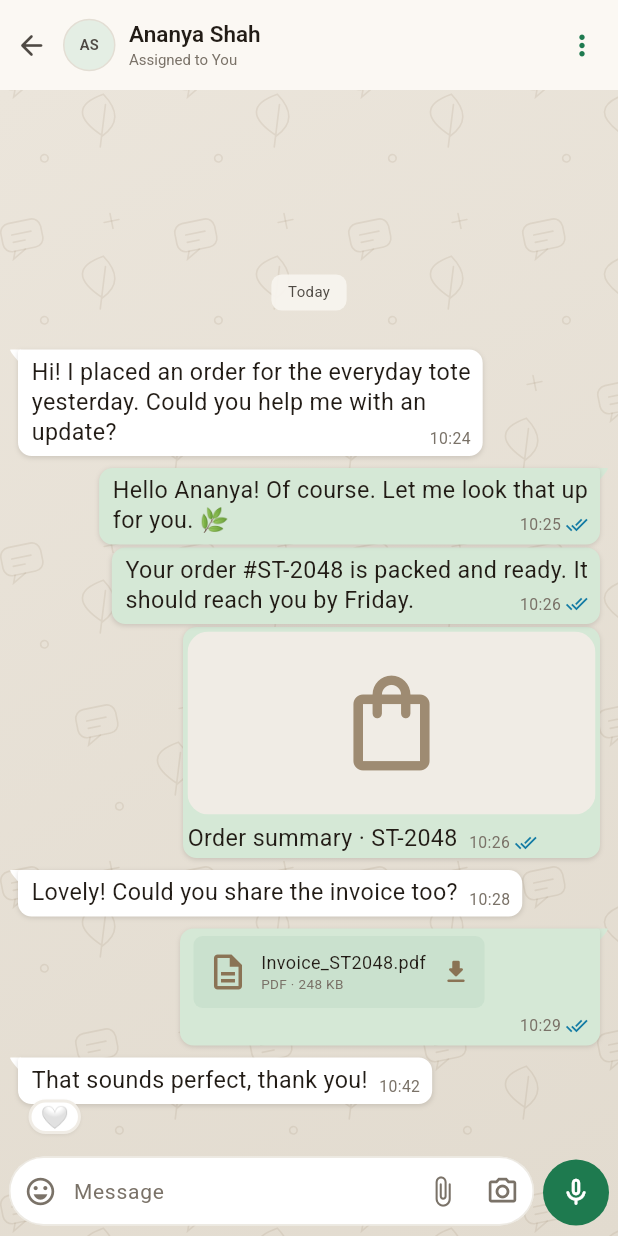
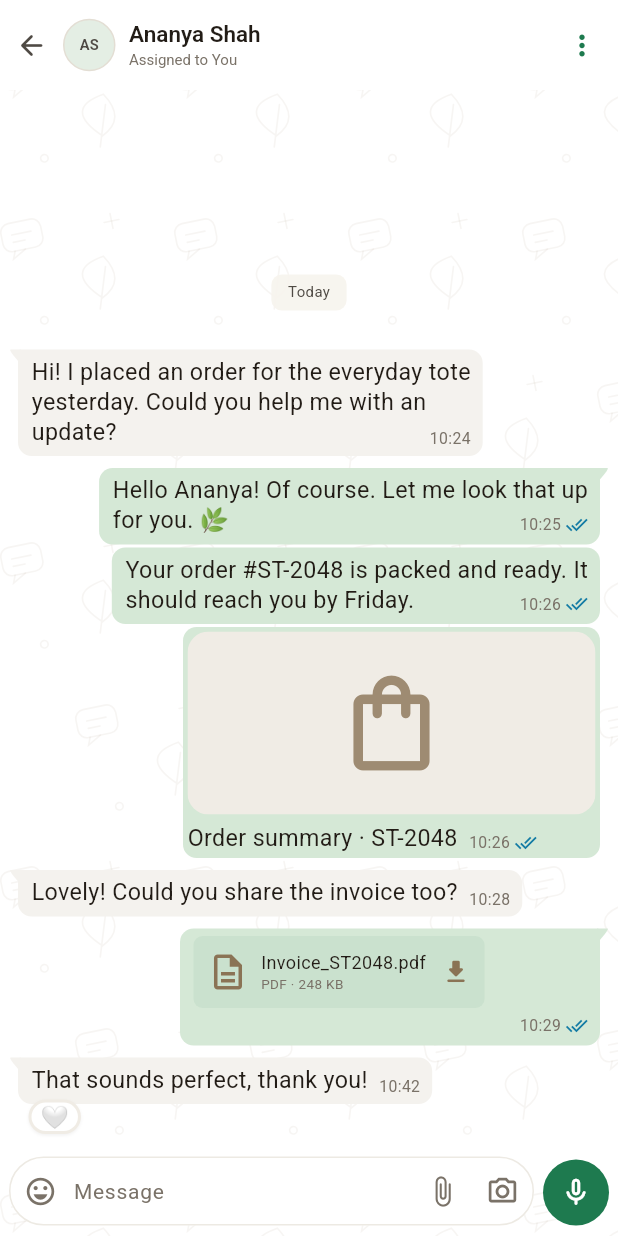
Before and after one commit to vnshah/telvox-chat-mobile-app, a Flutter app: the ChatPage screen opened directly with empty values, after a tap on "AS", on a phone screen of 412 x 824 dp. Run offline on Flutter 3.47's test engine with Material 3 defaults, Android fonts, the phone set to English and light mode, and no system bars; our stand-ins replace dio, firebase_core, firebase_messaging, flutter_local_notifications, flutter_riverpod, flutter_secure_storage and 4 more; missing offline and left inert: file_selector, record; accounts and stored records are empty; project files that could hold a hidden picture were left out.

Commit message:
White screens and chat, as in the white background mockup
Screens and the navigation bar are white instead of warm paper, with thin
dividers between inbox rows. The chat is white with a faint trace of the
Telvox motif; customer messages, day and activity pills and the message
field are a light warm grey, and bubbles are flat. Your messages stay
sage green; brand green, badges, icons and fonts are unchanged.

Co-Authored-By: Claude Opus 5.5 <noreply@anthropic.com>

```diff
--- a/lib/mobile/message_view.dart
+++ b/lib/mobile/message_view.dart
@@ -61,7 +61,7 @@ class LiveMessageView extends StatelessWidget {
         child: Center(
           child: DecoratedBox(
             decoration: BoxDecoration(
-              color: Colors.white.withValues(alpha: .78),
+              color: T.incoming,
               borderRadius: BorderRadius.circular(8),
             ),
             child: Padding(
@@ -634,7 +634,7 @@ class DocumentCard extends StatelessWidget {
         decoration: BoxDecoration(
           color: outgoing
               ? Colors.black.withValues(alpha: .05)
-              : const Color(0xFFF2F4F3),
+              : Colors.white.withValues(alpha: .7),
           borderRadius: BorderRadius.circular(7),
         ),
         child: Row(
--- a/lib/ui/chat_message.dart
+++ b/lib/ui/chat_message.dart
@@ -521,7 +521,7 @@ class MessageBubble extends StatelessWidget {
   @override
   Widget build(BuildContext context) {
     final m = message;
-    final color = m.out ? T.outgoing : Colors.white;
+    final color = m.out ? T.outgoing : T.incoming;
     final media = m.type != 'text';
     final width = media ? math.min(maxWidth, 280.0) : maxWidth;
     final emojiCount = m.type == 'text' && m.reply == null
@@ -563,13 +563,6 @@ class MessageBubble extends StatelessWidget {
             bottomLeft: const Radius.circular(9),
             bottomRight: const Radius.circular(9),
           ),
-          boxShadow: [
-            BoxShadow(
-              color: T.ink.withValues(alpha: .14),
-              offset: const Offset(0, 1),
-              blurRadius: 2,
-            ),
-          ],
         ),
         child: Column(
           mainAxisSize: MainAxisSize.min,
--- a/lib/ui/conversation.dart
+++ b/lib/ui/conversation.dart
@@ -998,18 +998,10 @@ class ChatWallpaper extends CustomPainter {
   const ChatWallpaper();
   @override
   void paint(Canvas canvas, Size size) {
-    canvas.drawRect(
-      Offset.zero & size,
-      Paint()
-        ..shader = const LinearGradient(
-          begin: Alignment.topLeft,
-          end: Alignment.bottomRight,
-          // Warm paper, deeper than both bubbles so they read as raised.
-          colors: [Color(0xFFEBE5DB), Color(0xFFE2DBCF)],
-        ).createShader(Offset.zero & size),
-    );
+    canvas.drawRect(Offset.zero & size, Paint()..color = Colors.white);
+    // A faint trace of the Telvox motif; the bubbles carry the contrast.
     final line = Paint()
-      ..color = T.brass.withValues(alpha: .13)
+      ..color = T.brass.withValues(alpha: .07)
       ..style = PaintingStyle.stroke
       ..strokeWidth = 1.1
       ..strokeCap = StrokeCap.round;
--- a/lib/ui/theme.dart
+++ b/lib/ui/theme.dart
@@ -28,8 +28,8 @@ abstract final class T {
   static const onSelected = Color(0xFF3D3022);
   static const greenWash = Color(0xFFDCEBDD);
 
-  /// Material 3 surfaces derived from the paper tone.
-  static const surface = Color(0xFFFBF8F3);
+  /// Screens are white; the warm tones stay in controls, tags and bubbles.
+  static const surface = Colors.white;
   static const surfaceHigh = Color(0xFFEFEAE2);
 
   /// iOS grouped background and bar tint in the same warm family.
@@ -37,8 +37,15 @@ abstract final class T {
   static const iosBar = Color(0xF2FAF8F4);
   static const iosSeparator = Color(0x293C3228);
 
-  /// The web inbox's sage: your messages stay green on the warm wallpaper.
+  /// The web inbox's sage: your messages stay green on the white chat.
   static const outgoing = Color(0xFFD5E8D6);
+
+  /// A customer's message, and the day and activity pills: a light warm grey
+  /// that stands apart from the white chat.
+  static const incoming = Color(0xFFF4F2EE);
+
+  /// Hairlines between inbox rows and around the chat's bars.
+  static const hairline = Color(0xFFEFECE7);
   static const firm = Color(0xFF1C1B1A);
   static const danger = Color(0xFFC2335E);
   static const blue = Color(0xFF137BA4);
@@ -198,7 +205,7 @@ abstract final class T {
         ),
       ),
       navigationBarTheme: NavigationBarThemeData(
-        backgroundColor: const Color(0xFFF3EFE8),
+        backgroundColor: surface,
         indicatorColor: selected,
         surfaceTintColor: Colors.transparent,
         height: 72,
```
Also changed, not shown: lib/mobile/chat.dart (+4 -17 lines), lib/mobile/composer.dart (+7 -10 lines), lib/mobile/screens.dart (+12 -1 lines).
